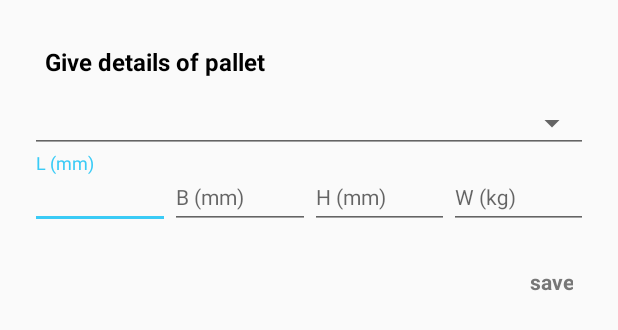
After one commit to Inventrax69/Nilkamal_VNA, an Android app: the layout pallet_valid.xml on its own in the app's theme, with its tools: preview values and no code run, on a phone screen of 412 x 824 dp. The commit adds this screen. Shown: the top 330 px of the screen. Run offline under Robolectric (Android 15) with nearby library versions, the phone set to English and light mode, and no system bars.

Commit message:
Some changes in the all the new functionality -- Adding pallet when not there -- VNA Loading -- Few correction in to to drop location,Picking,RSNGoodin.Picking and sorting

```diff
--- a/app/src/main/java/com/inventrax/nilkamal_vna/fragments/HU/TaskInterLeavingFragmentHU.java
+++ b/app/src/main/java/com/inventrax/nilkamal_vna/fragments/HU/TaskInterLeavingFragmentHU.java
@@ -502,7 +502,6 @@ public class TaskInterLeavingFragmentHU extends Fragment implements View.OnClick
                                 ProgressDialogUtils.closeProgressDialog();
                                 List<LinkedTreeMap<?, ?>> _lInbound = new ArrayList<LinkedTreeMap<?, ?>>();
                                 _lInbound = (List<LinkedTreeMap<?, ?>>) core.getEntityObject();
-
 
                                 InboundDTO dto=null;
                                 for (int i = 0; i < _lInbound.size(); i++) {
@@ -1108,6 +1107,11 @@ public class TaskInterLeavingFragmentHU extends Fragment implements View.OnClick
 
             if (!ProgressDialogUtils.isProgressActive()) {
 
+                if(tvStRef.getText().toString().isEmpty()){
+                    common.showUserDefinedAlertType("No suggestion type defined", getActivity(), getContext(), "Error");
+                    return;
+                }
+
                 if (ScanValidator.IsPalletScanned(scannedData)) {
                     if(isPicking){
                         if(isFromLocationScanned){
--- a/app/src/main/java/com/inventrax/nilkamal_vna/interfaces/ApiInterface.java
+++ b/app/src/main/java/com/inventrax/nilkamal_vna/interfaces/ApiInterface.java
@@ -33,6 +33,9 @@ public interface ApiInterface {
 
     @POST("Inbound/UpdateLBH")
     Call<String> UpdateLBH(@Body WMSCoreMessage oRequest);
+
+    @POST("Inbound/PalletCreation")
+    Call<String> PalletCreation(@Body WMSCoreMessage oRequest);
 
     @POST("Inbound/GetPalletCurrentLocation")
     Call<String> GetPalletCurrentLocation(@Body WMSCoreMessage oRequest);
--- a/app/src/main/res/layout/hu_fragment_rsn_goods.xml
+++ b/app/src/main/res/layout/hu_fragment_rsn_goods.xml
@@ -314,7 +314,6 @@
                 android:layout_height="wrap_content"
                 android:orientation="horizontal"
                 android:weightSum="4">
-
 
                 <android.support.design.widget.TextInputLayout
                     android:id="@+id/txtInputLayoutLength"
--- /dev/null
+++ b/app/src/main/res/layout/pallet_valid.xml
@@ -0,0 +1,132 @@
+<?xml version="1.0" encoding="utf-8"?>
+<RelativeLayout
+    xmlns:android="http://schemas.android.com/apk/res/android"
+    android:padding="20dp"
+    android:layout_width="wrap_content"
+    android:layout_height="wrap_content">
+
+
+    <TextView
+        android:id="@+id/lblDialogText"
+        style="@style/textViewStyle"
+        android:layout_width="match_parent"
+        android:layout_height="wrap_content"
+        android:textStyle="bold"
+        android:layout_margin="10dp"
+        android:gravity="start"
+        android:text="Give details of pallet" />
+
+
+    <com.inventrax.nilkamal_vna.searchableSpinner.SearchableSpinner
+        android:id="@+id/spinnerSelectReason"
+        style="@style/Widget.AppCompat.Spinner.Underlined"
+        android:layout_width="match_parent"
+        android:layout_height="40dp"
+        android:layout_below="@+id/lblDialogText"
+        android:layout_alignParentStart="true"
+        android:layout_alignParentLeft="true">
+
+    </com.inventrax.nilkamal_vna.searchableSpinner.SearchableSpinner>
+
+    <LinearLayout
+        android:id="@+id/layoutLinear"
+        android:layout_below="@+id/spinnerSelectReason"
+        android:layout_width="match_parent"
+        android:layout_height="wrap_content"
+        android:orientation="horizontal"
+        android:weightSum="4">
+
+
+        <android.support.design.widget.TextInputLayout
+            android:id="@+id/txtInputLayoutLength"
+            android:layout_width="match_parent"
+            android:layout_height="wrap_content"
+            android:layout_weight="1">
+
+            <com.inventrax.nilkamal_vna.util.CustomEditText
+                android:id="@+id/etLength"
+                style="@style/editTextStyleSmall"
+                android:layout_width="match_parent"
+                android:layout_height="wrap_content"
+                android:enabled="true"
+                android:hint="@string/l_mm"
+                android:inputType="numberDecimal"
+                android:maxLength="8"
+                android:singleLine="true" />
+
+        </android.support.design.widget.TextInputLayout>
+
+        <android.support.design.widget.TextInputLayout
+            android:id="@+id/txtInputLayoutBreadth"
+            android:layout_width="match_parent"
+            android:layout_height="wrap_content"
+            android:layout_weight="1">
+
+            <com.inventrax.nilkamal_vna.util.CustomEditText
+                android:id="@+id/etBreadth"
+                style="@style/editTextStyleSmall"
+                android:layout_width="match_parent"
+                android:layout_height="wrap_content"
+                android:enabled="true"
+                android:hint="@string/b_mm"
+                android:inputType="numberDecimal"
+                android:maxLength="8"
+                android:singleLine="true" />
+        </android.support.design.widget.TextInputLayout>
+
+        <android.support.design.widget.TextInputLayout
+            android:id="@+id/txtInputLayoutHeight"
+            android:layout_width="match_parent"
+            android:layout_height="wrap_content"
+            android:layout_weight="1">
+
+            <com.inventrax.nilkamal_vna.util.CustomEditText
+                android:id="@+id/etHeight"
+                style="@style/editTextStyleSmall"
+                android:layout_width="match_parent"
+                android:layout_height="wrap_content"
+                android:enabled="true"
+                android:hint="@string/h_mm"
+                android:inputType="numberDecimal"
+                android:maxLength="8"
+                android:singleLine="true" />
+        </android.support.design.widget.TextInputLayout>
+
+        <android.support.design.widget.TextInputLayout
+            android:id="@+id/txtInputLayoutWeight"
+            android:layout_width="match_parent"
+            android:layout_height="wrap_content"
+            android:layout_weight="1">
+
+            <com.inventrax.nilkamal_vna.util.CustomEditText
+                android:id="@+id/etWeight"
+                style="@style/editTextStyleSmall"
+                android:layout_width="match_parent"
+                android:layout_height="wrap_content"
+                android:enabled="true"
+                android:hint="@string/w_kg"
+                android:inputType="numberDecimal"
+                android:maxLength="8"
+                android:singleLine="true" />
+        </android.support.design.widget.TextInputLayout>
+
+    </LinearLayout>
+    <TextView
+        android:id="@+id/btnOk"
+        android:layout_width="wrap_content"
+        android:layout_height="wrap_content"
+        android:padding="10dp"
+        android:layout_marginTop="15dp"
+        android:layout_below="@+id/layoutLinear"
+        android:background="@android:color/transparent"
+        android:layout_alignParentEnd="true"
+        android:text="save"
+        android:gravity="center"
+        android:textStyle="bold"
+        android:textAllCaps="false"
+        android:textColor="#777777"
+        android:layout_alignParentRight="true" />
+
+
+
+</RelativeLayout>
--- a/app/src/main/res/values/strings.xml
+++ b/app/src/main/res/values/strings.xml
@@ -115,7 +115,7 @@
     <string name="title_activity_navigation_bar">NavigationBar</string>
     <string name="title_activity_receive">Receive</string>
     <string name="title_activity_goodsIn">Goods In</string>
-    <string name="title_activity_to_in_hand_location">To In-Hand Location</string>
+    <string name="title_activity_to_in_drop_location">To In-Drop Location</string>
     <string name="title_activity_putaway">Putaway</string>
     <string name="title_activity_task_inter_leaving">Task Inter Leaving</string>
     <string name="title_activity_picking_sorting">Picking &amp; Sorting</string>
```
Also changed, not shown: app/src/main/java/com/inventrax/nilkamal_vna/activities/LoginActivity.java (+0 -8 lines), app/src/main/java/com/inventrax/nilkamal_vna/fragments/DrawerFragment.java (+4 -4 lines), app/src/main/java/com/inventrax/nilkamal_vna/fragments/HU/PickingSortingtHU.java (+42 -12 lines), app/src/main/java/com/inventrax/nilkamal_vna/fragments/HU/RSNGoodsFragmentHU.java (+198 -10 lines), app/src/main/java/com/inventrax/nilkamal_vna/fragments/HU/ToInDropLocationHU.java (renamed from app/src/main/java/com/inventrax/nilkamal_vna/fragments/HU/ToInHandLocationHU.java, +15 -5 lines), app/src/main/java/com/inventrax/nilkamal_vna/fragments/HU/VNALoadingFragment.java (+46 -12 lines), app/src/main/java/com/inventrax/nilkamal_vna/pojos/InboundDTO.java (+68 -0 lines), app/src/main/java/com/inventrax/nilkamal_vna/pojos/VLPDRequestDTO.java (+8 -8 lines), app/src/main/java/com/inventrax/nilkamal_vna/pojos/VlpdDto.java (+37 -25 lines), app/src/main/res/layout/hu_vna_loading.xml (+67 -14 lines).
